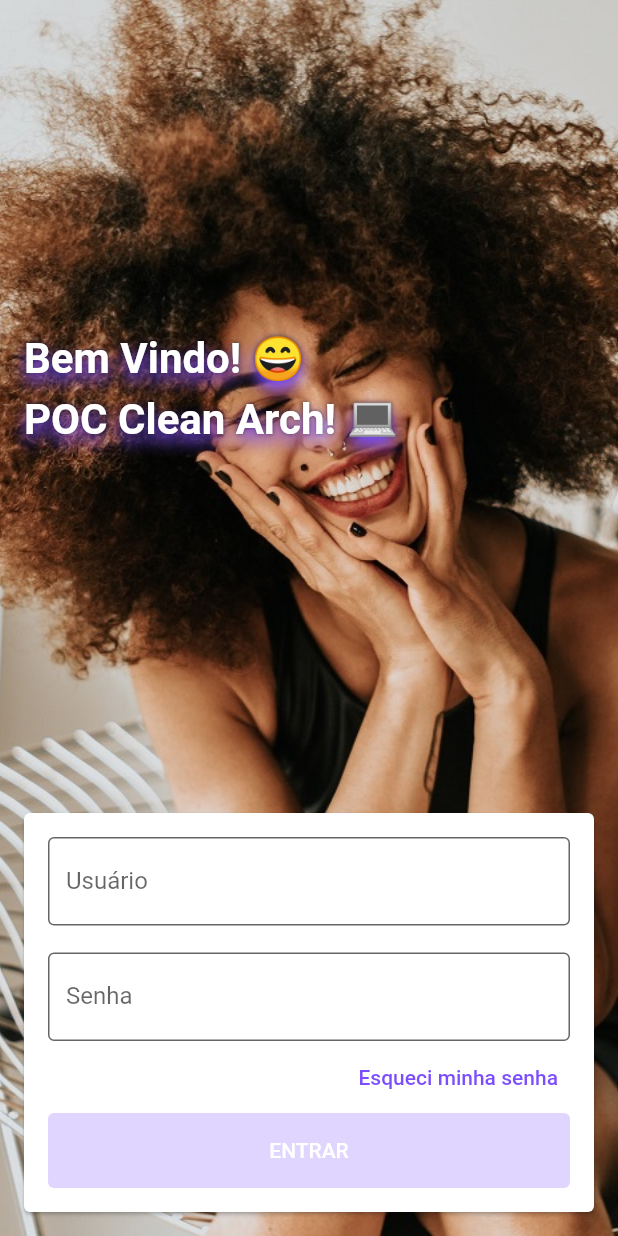
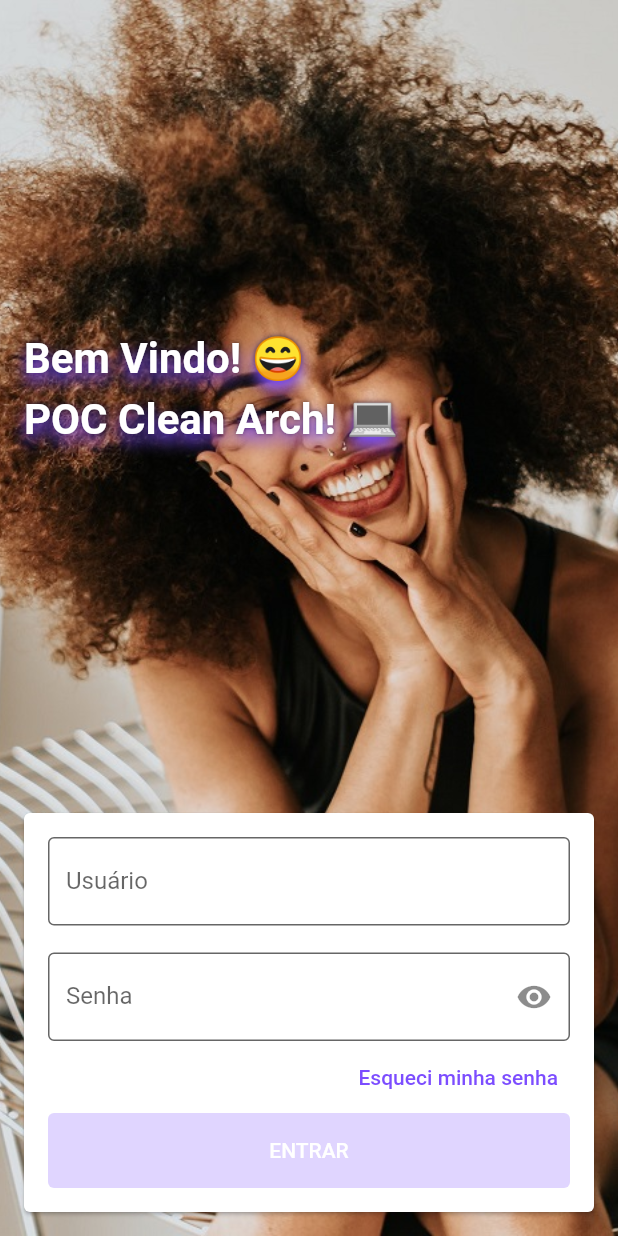
Before and after one commit to Gabriel-S-Souza/clean_arch_app, a Flutter app: the screen it shows after launch, on a phone screen of 412 x 824 dp. Run offline on Flutter 3.47's test engine with Material 2 defaults, Android fonts, the phone set to English and light mode, and no system bars; our stand-ins replace auto_size_text, dartz, dio, email_validator, flutter_mobx, get_it and 1 more; generated files the repository leaves out were written again.

Commit message:
Added button to obscure password

```diff
--- a/lib/app/features/login/ui/login_screen.dart
+++ b/lib/app/features/login/ui/login_screen.dart
@@ -92,10 +92,21 @@ class LoginScreen extends StatelessWidget {
                                 validator: Validator.validateUser,
                               ),
                               const SizedBox(height: 18),
-                              TextFieldWidget(
-                                label: 'Senha',
-                                onChanged: _controller.setPassword,
-                                validator: Validator.validatePassword,
+                              Observer(
+                                builder: (context) => TextFieldWidget(
+                                    label: 'Senha',
+                                    obscureText: _controller.showPassword,
+                                    onChanged: _controller.setPassword,
+                                    validator: Validator.validatePassword,
+                                    suffix: IconButton(
+                                      onPressed: _controller.togglePassword,
+                                      icon: Icon(
+                                        _controller.showPassword
+                                            ? Icons.visibility_off
+                                            : Icons.visibility
+                                      ),
+                                    ),
+                                  )
                               ),
                               Align(
                                 alignment: Alignment.topRight,
--- a/lib/app/features/login/ui/widgets/text_field_widget.dart
+++ b/lib/app/features/login/ui/widgets/text_field_widget.dart
@@ -23,6 +23,7 @@ class TextFieldWidget extends StatelessWidget {
   final EdgeInsetsGeometry? containerPadding;
   final double? height;
   final bool readOnly;
+  final bool obscureText;
 
   const TextFieldWidget({
     Key? key,
@@ -47,12 +48,14 @@ class TextFieldWidget extends StatelessWidget {
     this.containerPadding,
     this.height,
     this.readOnly = false,
+    this.obscureText = false,
   }) : super(key: key);
 
   @override
   Widget build(BuildContext context) => TextFormField(
     inputFormatters: inputFormatters,
     controller: controller,
+    obscureText: obscureText,
     keyboardType: textInputType,
     textInputAction: textInputAction,
     validator: validator,
```
